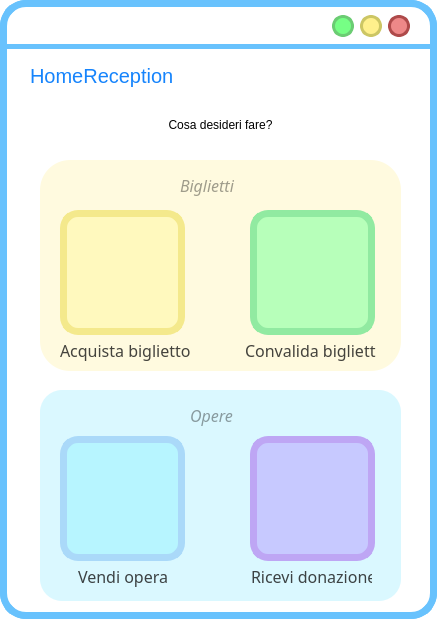
Before: the Qt Designer form ui/HomeReception.ui in SbattellaMattia/SoftwareEngineering, drawn with Qt 5.
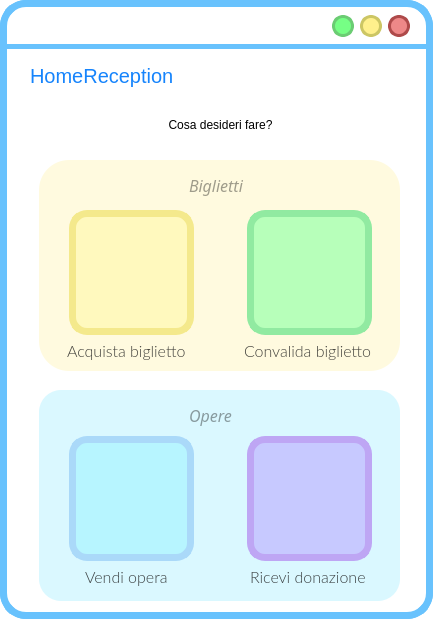
After: the same form once the commit is applied. Icons and pictures are not drawn.

The edit to the form file:
```diff
--- a/ui/HomeReception.ui
+++ b/ui/HomeReception.ui
@@ -6,7 +6,7 @@
    <rect>
     <x>0</x>
     <y>0</y>
-    <width>437</width>
+    <width>433</width>
     <height>619</height>
    </rect>
   </property>
@@ -230,7 +230,7 @@
    <widget class="QLabel" name="label_2">
     <property name="geometry">
      <rect>
-      <x>40</x>
+      <x>39</x>
       <y>160</y>
       <width>361</width>
       <height>211</height>
@@ -260,7 +260,7 @@
    <widget class="QLabel" name="acquistaBigliettoButton">
     <property name="geometry">
      <rect>
-      <x>60</x>
+      <x>69</x>
       <y>210</y>
       <width>125</width>
       <height>125</height>
@@ -302,7 +302,7 @@
    <widget class="QLabel" name="label_3">
     <property name="geometry">
      <rect>
-      <x>40</x>
+      <x>39</x>
       <y>390</y>
       <width>361</width>
       <height>211</height>
@@ -330,7 +330,7 @@
    <widget class="QLabel" name="label_14">
     <property name="geometry">
      <rect>
-      <x>251</x>
+      <x>250</x>
       <y>566</y>
       <width>121</width>
       <height>21</height>
@@ -338,7 +338,7 @@
     </property>
     <property name="font">
      <font>
-      <family>Lato-light</family>
+      <family>Lato Light</family>
       <pointsize>-1</pointsize>
       <weight>50</weight>
       <italic>false</italic>
@@ -354,8 +354,7 @@
 height: 19px;
 color: rgba(16, 16, 16,200);
 font-size: 16px;
-text-align: center;
-font-family: Lato-light;
+
 }</string>
     </property>
     <property name="text">
@@ -365,7 +364,7 @@
    <widget class="QLabel" name="label_13">
     <property name="geometry">
      <rect>
-      <x>78</x>
+      <x>85</x>
       <y>566</y>
       <width>91</width>
       <height>21</height>
@@ -373,7 +372,7 @@
     </property>
     <property name="font">
      <font>
-      <family>Lato-light</family>
+      <family>Lato Light</family>
       <pointsize>-1</pointsize>
       <weight>50</weight>
       <italic>false</italic>
@@ -389,8 +388,7 @@
 height: 19px;
 color: rgba(16, 16, 16,200);
 font-size: 16px;
-text-align: center;
-font-family: Lato-light;
+
 }</string>
     </property>
     <property name="text">
@@ -400,7 +398,7 @@
    <widget class="QLabel" name="label_10">
     <property name="geometry">
      <rect>
-      <x>190</x>
+      <x>189</x>
       <y>400</y>
       <width>61</width>
       <height>31</height>
@@ -435,7 +433,7 @@
    <widget class="QLabel" name="vendiOperaButton">
     <property name="geometry">
      <rect>
-      <x>60</x>
+      <x>69</x>
       <y>436</y>
       <width>125</width>
       <height>125</height>
@@ -477,7 +475,7 @@
    <widget class="QLabel" name="label_12">
     <property name="geometry">
      <rect>
-      <x>245</x>
+      <x>244</x>
       <y>340</y>
       <width>131</width>
       <height>21</height>
@@ -485,7 +483,7 @@
     </property>
     <property name="font">
      <font>
-      <family>Lato-light</family>
+      <family>Lato Light</family>
       <pointsize>-1</pointsize>
       <weight>50</weight>
       <italic>false</italic>
@@ -501,8 +499,7 @@
 height: 19px;
 color: rgba(16, 16, 16,200);
 font-size: 16px;
-text-align: center;
-font-family: Lato-light;
+
 }</string>
     </property>
     <property name="text">
@@ -512,7 +509,7 @@
    <widget class="QLabel" name="convalidaBigliettoButton">
     <property name="geometry">
      <rect>
-      <x>250</x>
+      <x>247</x>
       <y>210</y>
       <width>125</width>
       <height>125</height>
@@ -554,7 +551,7 @@
    <widget class="QLabel" name="riceviDonazioneButton">
     <property name="geometry">
      <rect>
-      <x>250</x>
+      <x>247</x>
       <y>436</y>
       <width>125</width>
       <height>125</height>
@@ -596,7 +593,7 @@
    <widget class="QLabel" name="label_11">
     <property name="geometry">
      <rect>
-      <x>180</x>
+      <x>189</x>
       <y>170</y>
       <width>71</width>
       <height>31</height>
@@ -692,7 +689,7 @@
    <widget class="QLabel" name="label_15">
     <property name="geometry">
      <rect>
-      <x>60</x>
+      <x>67</x>
       <y>340</y>
       <width>131</width>
       <height>21</height>
@@ -700,7 +697,7 @@
     </property>
     <property name="font">
      <font>
-      <family>Lato-light</family>
+      <family>Lato Light</family>
       <pointsize>-1</pointsize>
       <weight>50</weight>
       <italic>false</italic>
@@ -716,8 +713,7 @@
 height: 19px;
 color: rgba(16, 16, 16,200);
 font-size: 16px;
-text-align: center;
-font-family: Lato-light;
+
 }</string>
     </property>
     <property name="text">
```
Left out of the diff: 12 changed lines with no effect on the pictures.
